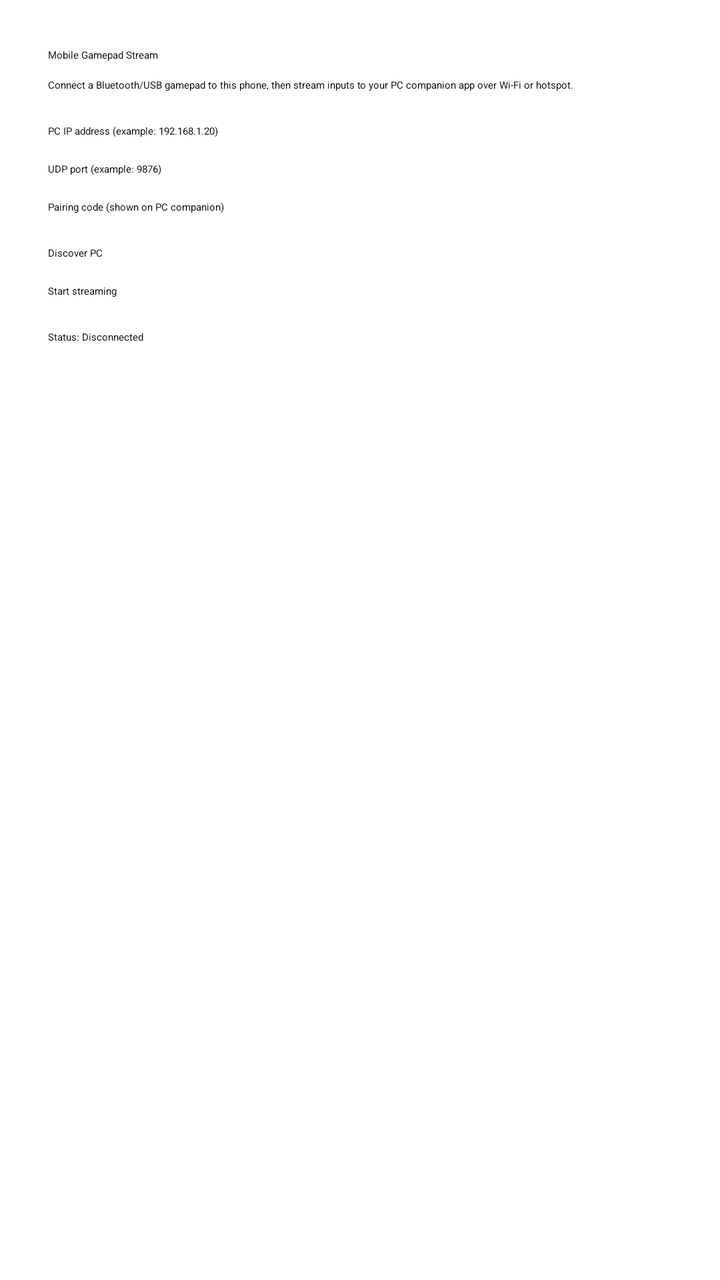
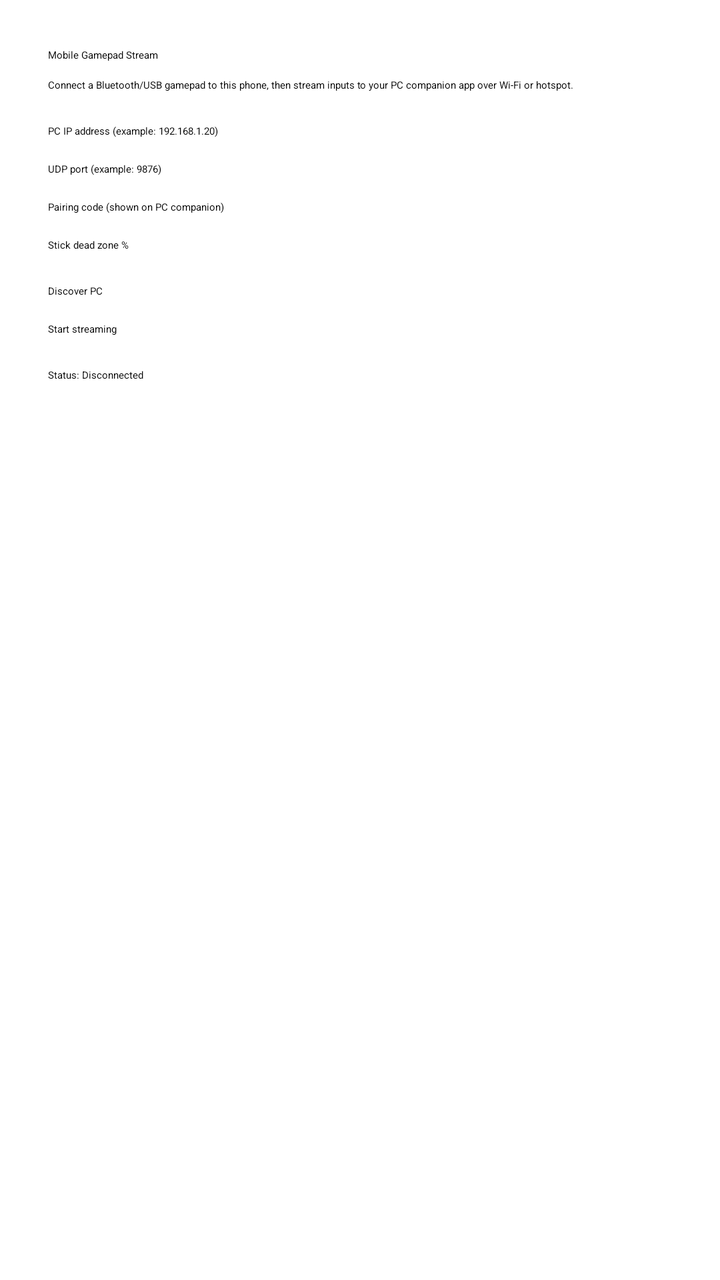

An Android layout rendered at two revisions. The XML below is the earlier revision; the diff shows what the commit changed to produce the second picture.
<!-- AndroidManifest.xml: application theme Theme.MobileGamepad -->
<!-- res/layout/activity_main.xml -->
<?xml version="1.0" encoding="utf-8"?>
<LinearLayout xmlns:android="http://schemas.android.com/apk/res/android"
    android:layout_width="match_parent"
    android:layout_height="match_parent"
    android:orientation="vertical"
    android:padding="24dp">

    <TextView
        android:id="@+id/title"
        android:layout_width="wrap_content"
        android:layout_height="wrap_content"
        android:text="@string/app_title"
        android:textAppearance="?attr/textAppearanceHeadlineSmall" />

    <TextView
        android:id="@+id/description"
        android:layout_width="match_parent"
        android:layout_height="wrap_content"
        android:layout_marginTop="8dp"
        android:text="@string/app_description" />

    <EditText
        android:id="@+id/host_input"
        android:layout_width="match_parent"
        android:layout_height="wrap_content"
        android:layout_marginTop="16dp"
        android:hint="@string/host_hint"
        android:inputType="textUri" />

    <EditText
        android:id="@+id/port_input"
        android:layout_width="match_parent"
        android:layout_height="wrap_content"
        android:layout_marginTop="12dp"
        android:hint="@string/port_hint"
        android:inputType="number" />

    <EditText
        android:id="@+id/pair_code_input"
        android:layout_width="match_parent"
        android:layout_height="wrap_content"
        android:layout_marginTop="12dp"
        android:hint="@string/pair_code_hint"
        android:inputType="text" />

    <Button
        android:id="@+id/discover_button"
        android:layout_width="match_parent"
        android:layout_height="wrap_content"
        android:layout_marginTop="16dp"
        android:text="@string/discover_button" />

    <Button
        android:id="@+id/toggle_button"
        android:layout_width="match_parent"
        android:layout_height="wrap_content"
        android:layout_marginTop="12dp"
        android:text="@string/start_streaming" />

    <TextView
        android:id="@+id/status_text"
        android:layout_width="match_parent"
        android:layout_height="wrap_content"
        android:layout_marginTop="16dp"
        android:text="@string/status_disconnected" />

    <TextView
        android:id="@+id/debug_text"
        android:layout_width="match_parent"
        android:layout_height="wrap_content"
        android:layout_marginTop="8dp"
        android:textAppearance="?attr/textAppearanceBodySmall" />
</LinearLayout>
<!-- resources referenced by this layout -->
<resources>
  <string name="app_description">Connect a Bluetooth/USB gamepad to this phone, then stream inputs to your PC companion app over Wi‑Fi or hotspot.</string>
  <string name="app_title">Mobile Gamepad Stream</string>
  <string name="discover_button">Discover PC</string>
  <string name="host_hint">PC IP address (example: 192.168.1.20)</string>
  <string name="pair_code_hint">Pairing code (shown on PC companion)</string>
  <string name="port_hint">UDP port (example: 9876)</string>
  <string name="start_streaming">Start streaming</string>
  <string name="status_disconnected">Status: Disconnected</string>
</resources>

<!-- the commit's change to res/layout/activity_main.xml (unified diff, before → after) -->
@@ -43,6 +43,14 @@
         android:hint="@string/pair_code_hint"
         android:inputType="text" />
 
+    <EditText
+        android:id="@+id/dead_zone_input"
+        android:layout_width="match_parent"
+        android:layout_height="wrap_content"
+        android:layout_marginTop="12dp"
+        android:hint="@string/dead_zone_hint"
+        android:inputType="number" />
+
     <Button
         android:id="@+id/discover_button"
         android:layout_width="match_parent"
<!-- resource entries referenced after the edit -->
@@ -2,6 +2,7 @@
 <resources>
   <string name="app_description">Connect a Bluetooth/USB gamepad to this phone, then stream inputs to your PC companion app over Wi‑Fi or hotspot.</string>
   <string name="app_title">Mobile Gamepad Stream</string>
+  <string name="dead_zone_hint">Stick dead zone %</string>
   <string name="discover_button">Discover PC</string>
   <string name="host_hint">PC IP address (example: 192.168.1.20)</string>
   <string name="pair_code_hint">Pairing code (shown on PC companion)</string>
